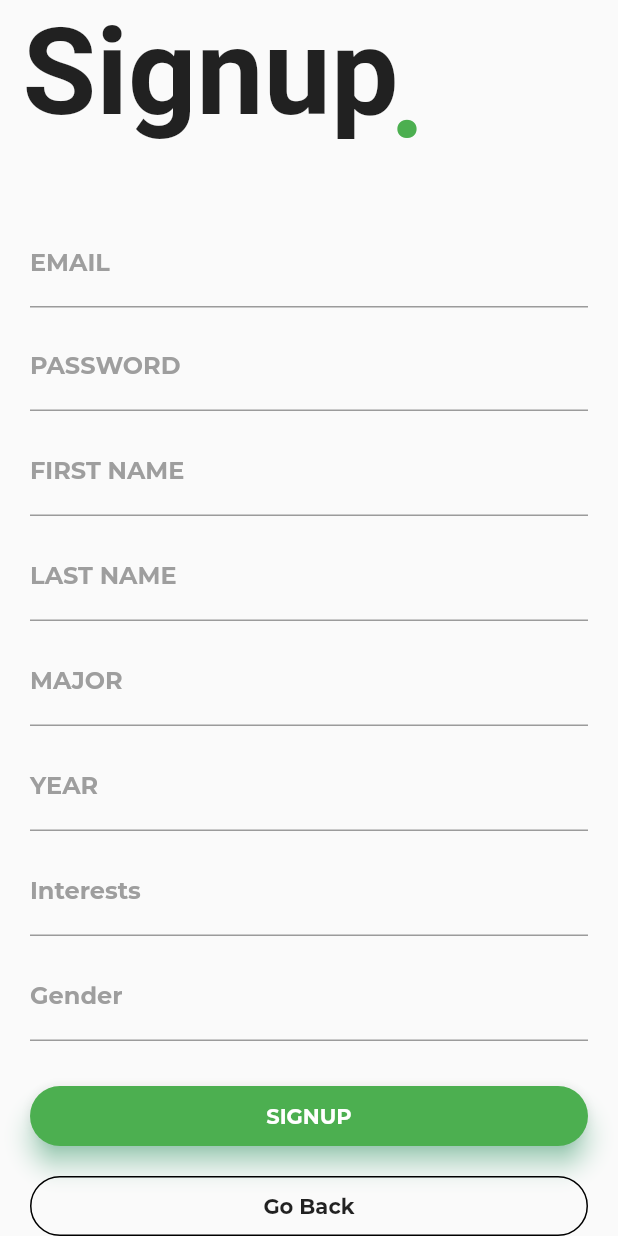
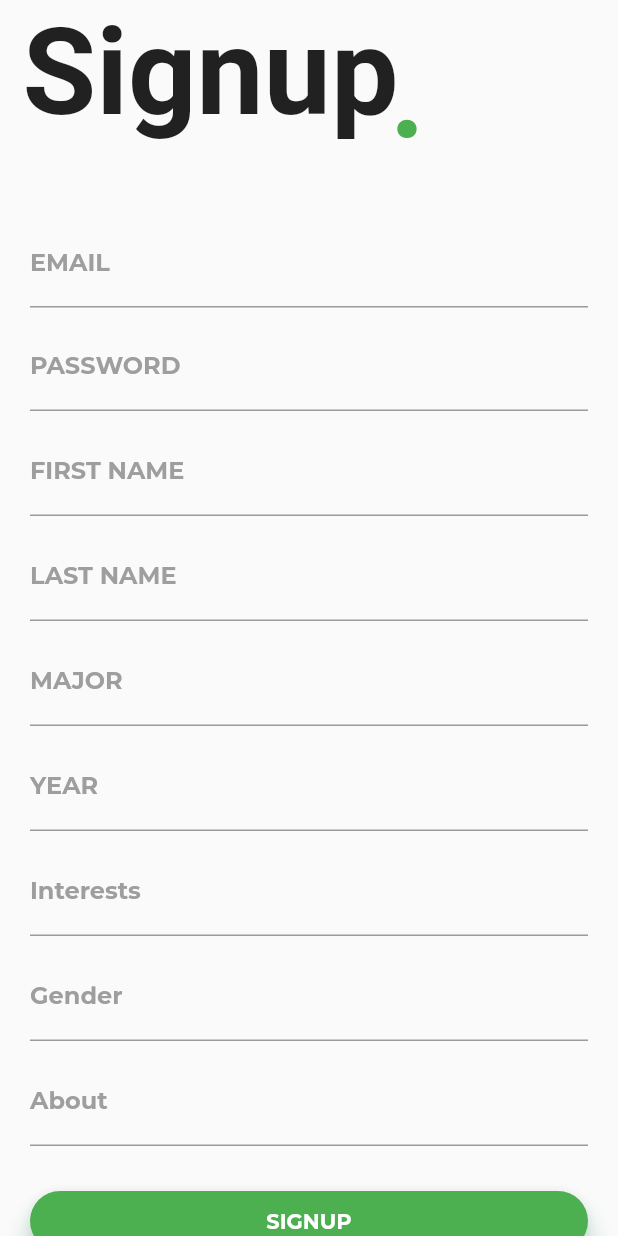
Before and after one commit to anthonyfmb/Meal-Buddies, a Flutter app: the Signup screen opened by its route, scrolled down 108 dp, on a phone screen of 412 x 824 dp. Run offline on Flutter 3.47's test engine with Material 2 defaults, Android fonts, the phone set to English and light mode, and no system bars; our stand-ins replace cloud_firestore, firebase_auth, firebase_core, flutter_svg; accounts and stored records are empty; project files that could hold a hidden picture were left out.

Commit message:
About section

```diff
--- a/lib/Screens/Welcome/sign_up.dart
+++ b/lib/Screens/Welcome/sign_up.dart
@@ -28,6 +28,7 @@ class _SignupState extends State<Signup> {
   final TextEditingController _yearController = TextEditingController();
   final TextEditingController _interestsController = TextEditingController();
   final TextEditingController _genderController = TextEditingController();
+  final TextEditingController _aboutController = TextEditingController();
   final FirebaseAuth _auth = FirebaseAuth.instance;
 
 
@@ -204,6 +205,24 @@ class _SignupState extends State<Signup> {
                           focusedBorder: UnderlineInputBorder(
                               borderSide: BorderSide(color: Colors.green))),
                     ),
+                    SizedBox(height: 10.0),
+                    TextField(
+                      controller: _genderController,
+                      // Text field for gender
+                      decoration: InputDecoration(
+                          labelText: 'About ',
+                          hintText: 'Ex: I like computers',
+                          hintStyle: TextStyle(
+                              fontFamily: 'Montserrat',
+                              fontWeight: FontWeight.w200,
+                              color: Colors.grey),
+                          labelStyle: TextStyle(
+                              fontFamily: 'Montserrat',
+                              fontWeight: FontWeight.bold,
+                              color: Colors.grey),
+                          focusedBorder: UnderlineInputBorder(
+                              borderSide: BorderSide(color: Colors.green))),
+                    ),
                     SizedBox(height: 30.0),
                     Container(
                         // Container that is responsible for the Sign up and go back button
@@ -278,6 +297,8 @@ void _register() async { // Responsible for sign up
               'photoUrl': "https://www.kindpng.com/picc/m/22-223965_no-profile-picture-icon-circle-member-icon-png.png",
               'major' : _majorController.text,
               'interests' : _interestsController.text,
+              'gender' : _genderController.text,
+              'about' : _aboutController.text,
 
             });
 
```
